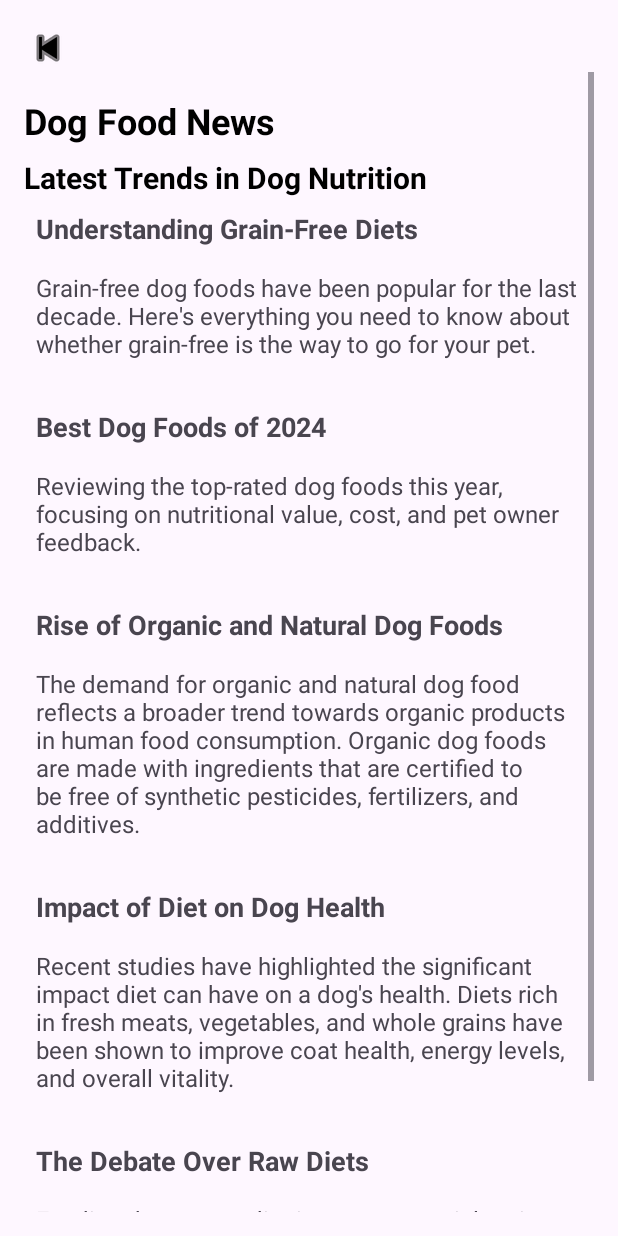
After one commit to rdwaynedehoedt/FetchFood-apk, an Android app: the NewsActivity screen opened directly, with no data from a screen before it, on a phone screen of 412 x 824 dp. The commit adds this screen. Run offline under Robolectric (Android 15) with nearby library versions, the phone set to English and light mode, and no system bars.

Commit message:
updated the news page

```diff
--- a/FetchFood/app/src/main/AndroidManifest.xml
+++ b/FetchFood/app/src/main/AndroidManifest.xml
@@ -30,6 +30,7 @@
         <activity android:name=".MyOders" />
         <activity android:name=".ProductDetailsActivity" />
         <activity android:name=".UserActivity" />
+        <activity android:name=".NewsActivity" />
     </application>
 
 </manifest>
--- /dev/null
+++ b/FetchFood/app/src/main/java/com/example/fetchfood/NewsActivity.kt
@@ -0,0 +1,21 @@
+package com.example.fetchfood
+
+import android.os.Bundle
+import android.widget.ImageView
+import androidx.appcompat.app.AppCompatActivity
+
+class NewsActivity : AppCompatActivity() {
+
+    override fun onCreate(savedInstanceState: Bundle?) {
+        super.onCreate(savedInstanceState)
+        setContentView(R.layout.news) // Set the content view to the correct XML layout
+
+        // Find the back button by its ID
+        val backButton: ImageView = findViewById(R.id.backButton)
+
+        // Handle the back button click event
+        backButton.setOnClickListener {
+            onBackPressed() // Navigate back to the previous activity
+        }
+    }
+}
--- /dev/null
+++ b/FetchFood/app/src/main/res/layout/news.xml
@@ -0,0 +1,150 @@
+<?xml version="1.0" encoding="utf-8"?>
+<androidx.constraintlayout.widget.ConstraintLayout xmlns:android="http://schemas.android.com/apk/res/android"
+    xmlns:app="http://schemas.android.com/apk/res-auto"
+    xmlns:tools="http://schemas.android.com/tools"
+    android:layout_width="match_parent"
+    android:layout_height="match_parent"
+    android:padding="16dp"
+    tools:context=".NewsActivity">
+
+    <ImageView
+        android:id="@+id/backButton"
+        android:layout_width="wrap_content"
+        android:layout_height="wrap_content"
+        android:src="@android:drawable/ic_media_previous"
+        app:layout_constraintTop_toTopOf="parent"
+        app:layout_constraintStart_toStartOf="parent"
+        android:contentDescription="@string/back_button"
+        android:onClick="finish"
+        android:tint="@color/black" />
+
+    <ScrollView
+        android:layout_width="match_parent"
+        android:layout_height="0dp"
+        app:layout_constraintTop_toBottomOf="@+id/backButton"
+        app:layout_constraintBottom_toBottomOf="parent">
+
+        <LinearLayout
+            android:layout_width="match_parent"
+            android:layout_height="wrap_content"
+            android:orientation="vertical">
+
+            <!-- Header -->
+            <TextView
+                android:id="@+id/header"
+                android:layout_width="match_parent"
+                android:layout_height="wrap_content"
+                android:text="Dog Food News"
+                android:textSize="24sp"
+                android:textStyle="bold"
+                android:textColor="@color/black"
+                android:layout_marginTop="16dp" />
+
+            <TextView
+                android:id="@+id/subHeader"
+                android:layout_width="match_parent"
+                android:layout_height="wrap_content"
+                android:text="Latest Trends in Dog Nutrition"
+                android:textSize="20sp"
+                android:textStyle="bold"
+                android:textColor="@color/black"
+                android:layout_marginTop="8dp" />
+
+            <!-- Article 1 -->
+            <TextView
+                android:id="@+id/newsArticle1"
+                android:layout_width="match_parent"
+                android:layout_height="wrap_content"
+                android:text="Understanding Grain-Free Diets"
+                android:textSize="18sp"
+                android:textStyle="bold"
+                android:padding="8dp" />
+
+            <TextView
+                android:id="@+id/newsContent1"
+                android:layout_width="match_parent"
+                android:layout_height="wrap_content"
+                android:text="Grain-free dog foods have been popular for the last decade. Here's everything you need to know about whether grain-free is the way to go for your pet."
+                android:textSize="16sp"
+                android:padding="8dp" />
+
+            <!-- Article 2 -->
+            <TextView
+                android:id="@+id/newsArticle2"
+                android:layout_width="match_parent"
+                android:layout_height="wrap_content"
+                android:text="Best Dog Foods of 2024"
+                android:textSize="18sp"
+                android:textStyle="bold"
+                android:padding="8dp"
+                android:layout_marginTop="16dp" />
+
+            <TextView
+                android:id="@+id/newsContent2"
+                android:layout_width="match_parent"
+                android:layout_height="wrap_content"
+                android:text="Reviewing the top-rated dog foods this year, focusing on nutritional value, cost, and pet owner feedback."
+                android:textSize="16sp"
+                android:padding="8dp" />
+
+            <!-- Article 3 -->
+            <TextView
+                android:id="@+id/newsArticle3"
+                android:layout_width="match_parent"
+                android:layout_height="wrap_content"
+                android:text="Rise of Organic and Natural Dog Foods"
+                android:textSize="18sp"
+                android:textStyle="bold"
+                android:padding="8dp"
+                android:layout_marginTop="16dp" />
+
+            <TextView
+                android:id="@+id/newsContent3"
+                android:layout_width="match_parent"
+                android:layout_height="wrap_content"
+                android:text="The demand for organic and natural dog food reflects a broader trend towards organic products in human food consumption. Organic dog foods are made with ingredients that are certified to be free of synthetic pesticides, fertilizers, and additives."
+                android:textSize="16sp"
+                android:padding="8dp" />
+
+            <!-- Article 4 -->
+            <TextView
+                android:id="@+id/newsArticle4"
+                android:layout_width="match_parent"
+                android:layout_height="wrap_content"
+                android:text="Impact of Diet on Dog Health"
+                android:textSize="18sp"
+                android:textStyle="bold"
+                android:padding="8dp"
+                android:layout_marginTop="16dp" />
+
+            <TextView
+                android:id="@+id/newsContent4"
+                android:layout_width="match_parent"
+                android:layout_height="wrap_content"
+                android:text="Recent studies have highlighted the significant impact diet can have on a dog's health. Diets rich in fresh meats, vegetables, and whole grains have been shown to improve coat health, energy levels, and overall vitality."
+                android:textSize="16sp"
+                android:padding="8dp" />
+
+            <!-- Article 5 -->
+            <TextView
+                android:id="@+id/newsArticle5"
+                android:layout_width="match_parent"
+                android:layout_height="wrap_content"
+                android:text="The Debate Over Raw Diets"
+                android:textSize="18sp"
+                android:textStyle="bold"
+                android:padding="8dp"
+                android:layout_marginTop="16dp" />
+
+            <TextView
+                android:id="@+id/newsContent5"
+                android:layout_width="match_parent"
+                android:layout_height="wrap_content"
+                android:text="Feeding dogs a raw diet is a controversial topic. Proponents argue that raw diets provide natural nutrients in their most bioavailable form. Critics warn of the risks of bacterial contamination and nutritional imbalances."
+                android:textSize="16sp"
+                android:padding="8dp" />
+
+        </LinearLayout>
+    </ScrollView>
+
+</androidx.constraintlayout.widget.ConstraintLayout>
--- a/FetchFood/app/src/main/res/values/strings.xml
+++ b/FetchFood/app/src/main/res/values/strings.xml
@@ -7,4 +7,5 @@
     <string name="wishlist">Wishlist</string>
     <string name="cart">Cart</string>
     <string name="explorer">Explorer</string>
+    <string name="back_button">Back</string>
 </resources>
```
Also changed, not shown: FetchFood/app/src/main/java/com/example/fetchfood/DashboardActivity.kt (+13 -18 lines), FetchFood/app/src/main/res/layout/activity_main.xml (+32 -28 lines).
